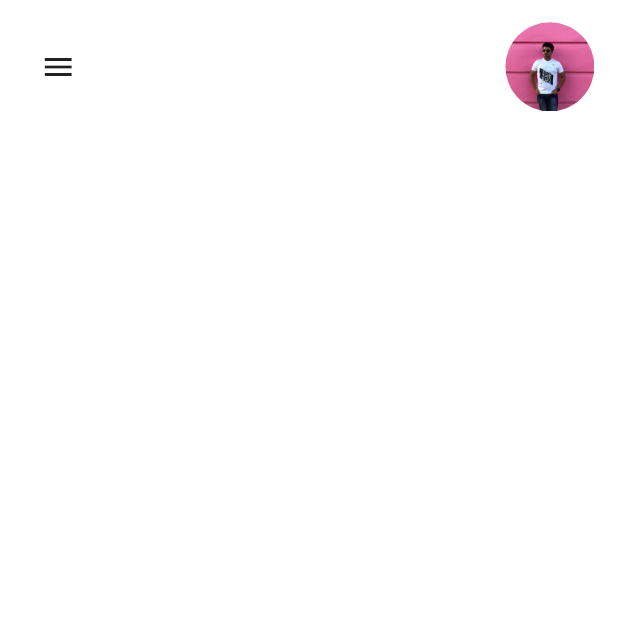
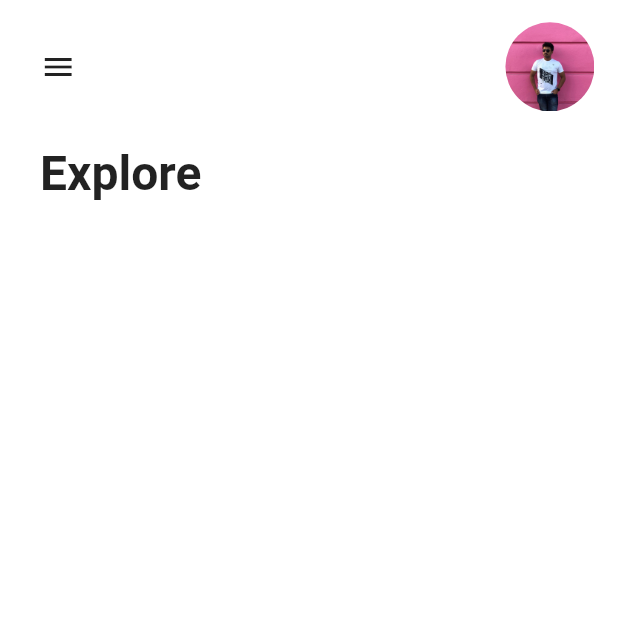
Before and after one commit to isnihal/Modern-E-Commerce-App, a Flutter app: the screen it shows after launch, on a phone screen of 412 x 824 dp, the top half of it. Run offline on Flutter 3.47's test engine with Material 2 defaults, Android fonts, the phone set to English and light mode, and no system bars; our stand-ins replace flutter_screenutil.

```diff
--- a/lib/main.dart
+++ b/lib/main.dart
@@ -57,8 +57,19 @@ class _HomePageState extends State<HomePage> {
                       width: ScreenUtil().setWidth(160),
                       height: ScreenUtil().setHeight(160),
                     ),
-                  )
+                  ),
                 ],
+              ),
+            ),
+            Padding(
+              padding: EdgeInsets.only(
+                top: ScreenUtil().setHeight(60),
+                left: ScreenUtil().setWidth(70),
+                bottom: ScreenUtil().setHeight(105),
+              ),
+              child: Text(
+                "Explore",
+                style: TextStyle(color: Colors.black87,fontSize: 32,fontWeight: FontWeight.bold),
               ),
             )
           ],
```
